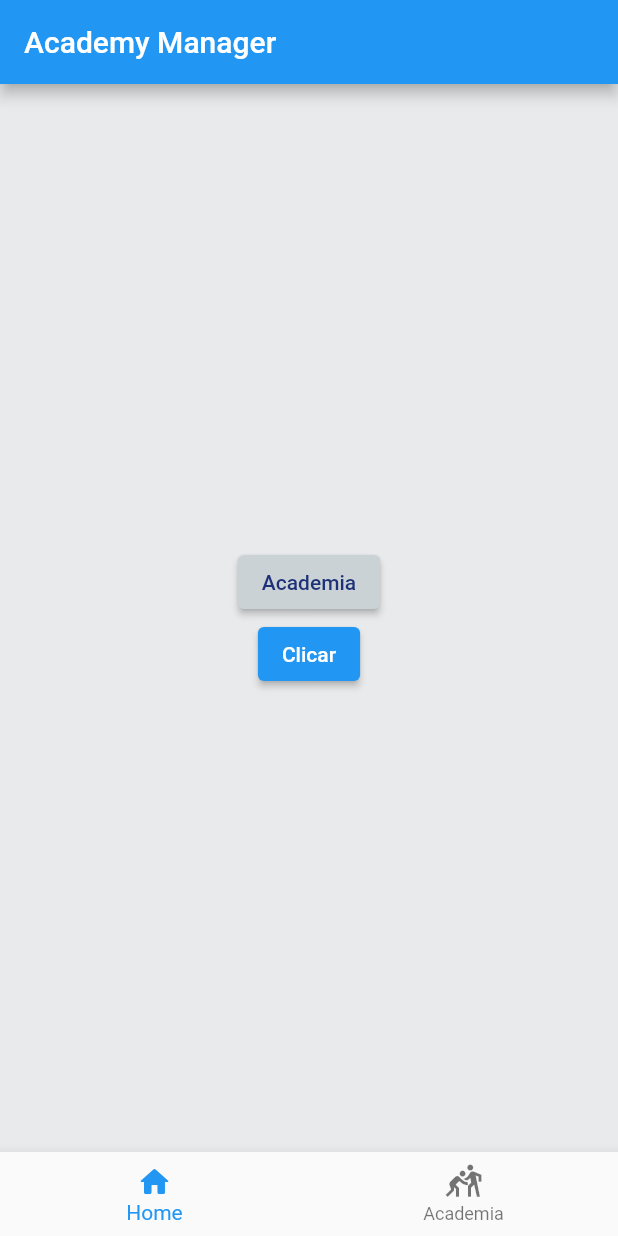
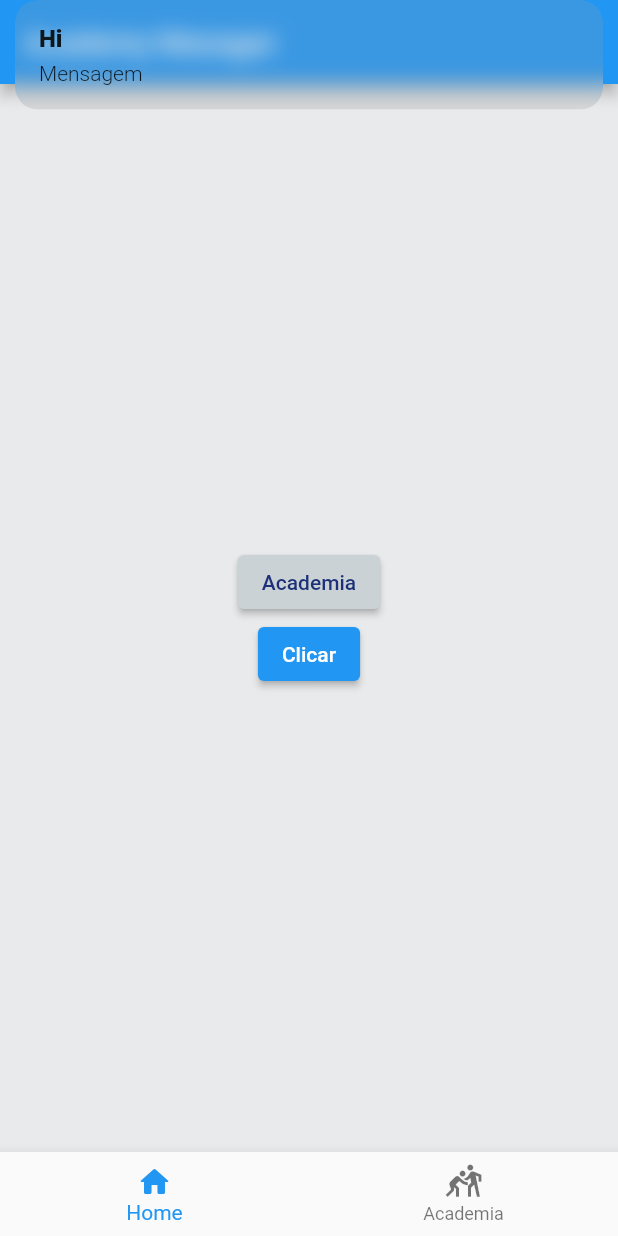
Before and after one commit to scatrus/flutterdjango, a Flutter app: the screen it shows after launch, after a tap on "Clicar", on a phone screen of 412 x 824 dp. Run offline on Flutter 3.47's test engine with Material 2 defaults, Android fonts, the phone set to English and light mode, and no system bars; our stand-ins replace get.

Commit message:
update house

```diff
--- a/lib/main.dart
+++ b/lib/main.dart
@@ -1,4 +1,5 @@
 import 'package:flutter/material.dart';
+import 'package:get/get.dart';
 
 import 'views/home_page.dart';
 
@@ -16,7 +17,7 @@ class MyApp extends StatefulWidget {
 class _MyAppState extends State<MyApp> {
   @override
   Widget build(BuildContext context) {
-    return const MaterialApp(
+    return const GetMaterialApp(
       debugShowCheckedModeBanner: false,
       home: HomePage(),
     );
--- a/lib/views/home_page.dart
+++ b/lib/views/home_page.dart
@@ -1,4 +1,5 @@
 import 'package:flutter/material.dart';
+import 'package:get/get.dart';
 import 'academy.dart';
 
 class HomePage extends StatefulWidget {
@@ -33,7 +34,7 @@ class _HomePageState extends State<HomePage> {
                       onPressed: () {
                         Navigator.of(context).push(
                           MaterialPageRoute(
-                            builder: (BuildContext context) => const Academy(),
+                            builder: (context) => const Academy(),
                           ),
                         );
                       },
@@ -42,7 +43,8 @@ class _HomePageState extends State<HomePage> {
                     ElevatedButton(
                       onPressed: () {
                         setState(() {
-                          debugPrint('Clicou');
+                          Get.snackbar('Hi', 'Mensagem');
+                          // Get.defaultDialog(title: '...');
                         });
                       },
                       child: const Text('Clicar'),
--- a/pubspec.yaml
+++ b/pubspec.yaml
@@ -33,6 +33,8 @@ dependencies:
   # The following adds the Cupertino Icons font to your application.
   # Use with the CupertinoIcons class for iOS style icons.
   cupertino_icons: ^1.0.2
+  get: ^4.6.1
+  http:
 
 dev_dependencies:
   flutter_test:
```
Also changed, not shown: connect/connect.dart (added, +20 -0 lines), controllers/controller.dart (added, +12 -0 lines), pubspec.lock.
